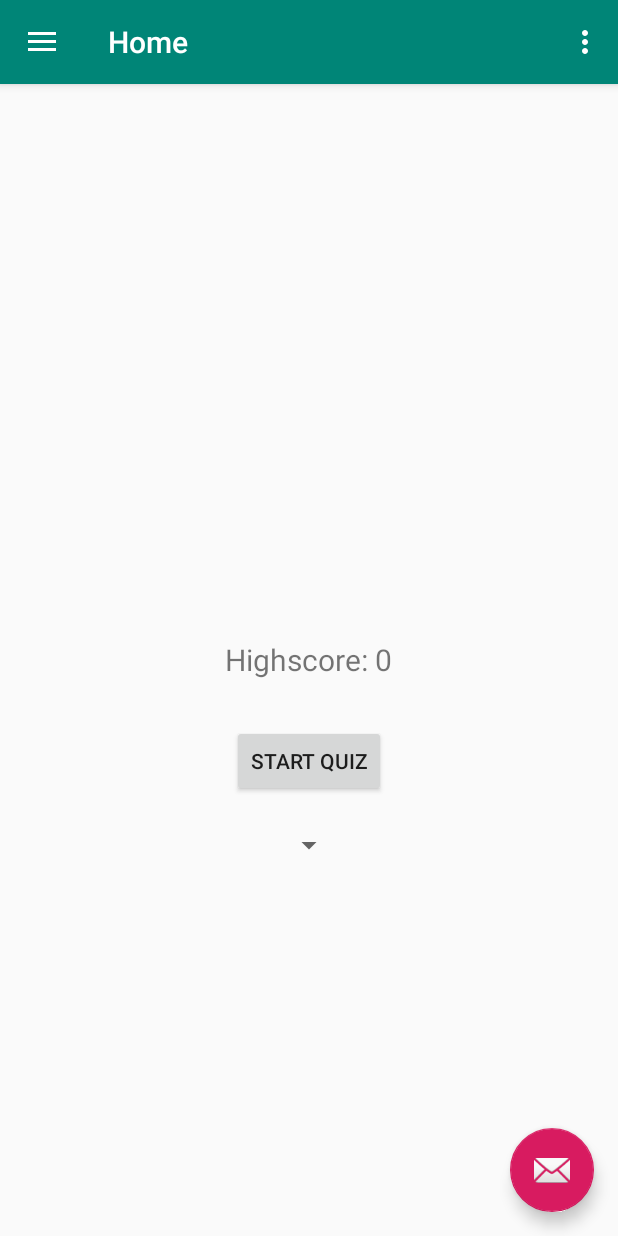
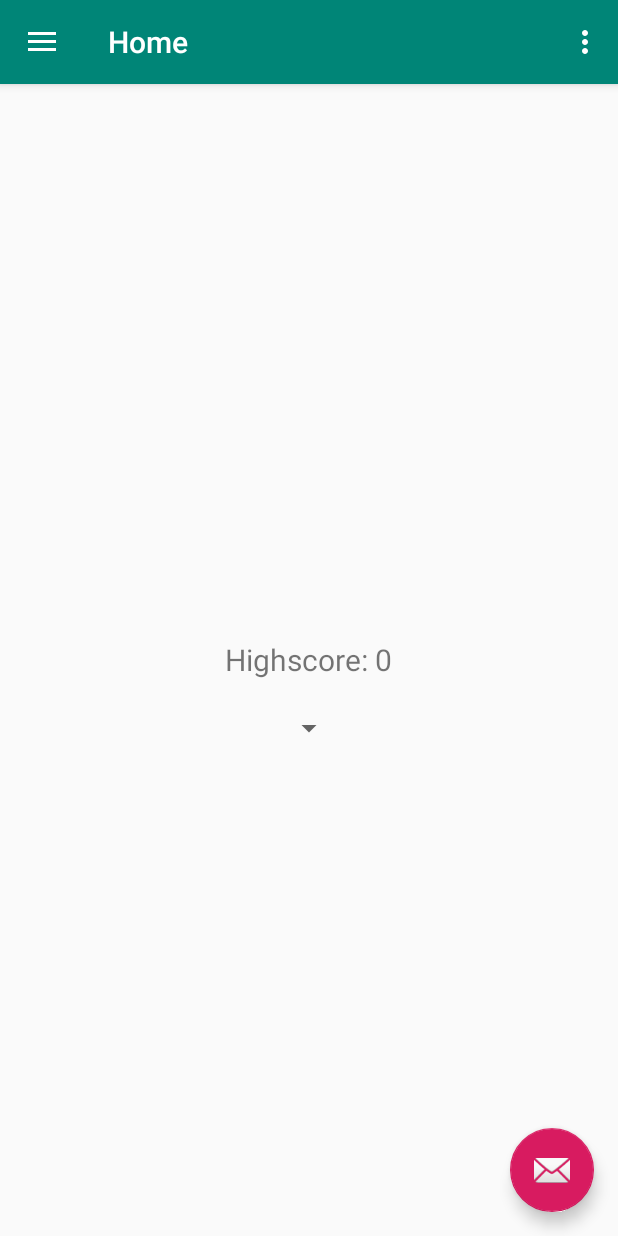
Before and after one commit to readinda/OHQuizApp, an Android app: the screen it shows after launch (MainActivity), on a phone screen of 412 x 824 dp. Run offline under Robolectric (Android 15) with nearby library versions, the phone set to English and light mode, and no system bars; our stand-ins replace navigation-ui.

Commit message:
ngapus button "start quiz" yang ada di home fragment

```diff
--- a/app/src/main/res/layout/fragment_home.xml
+++ b/app/src/main/res/layout/fragment_home.xml
@@ -13,21 +13,11 @@
         android:layout_centerInParent="true"
         />
 
-    <Button
-        android:id="@+id/btnStartQuiz"
-        android:layout_width="wrap_content"
-        android:layout_height="wrap_content"
-        android:text="Start Quiz"
-        android:layout_below="@+id/txtHighScore"
-        android:layout_centerHorizontal="true"
-        android:layout_marginTop="30dp"
-        />
-
     <Spinner
         android:id="@+id/spinnerDifficulty"
         android:layout_width="wrap_content"
         android:layout_height="wrap_content"
-        android:layout_below="@+id/btnStartQuiz"
+        android:layout_below="@+id/txtHighScore"
         android:layout_centerHorizontal="true"
         android:layout_marginTop="20dp"
         />
```
Also changed, not shown: app/src/main/java/com/adindaef/ohquizapp/ui/home/HomeFragment.kt (+11 -11 lines).
